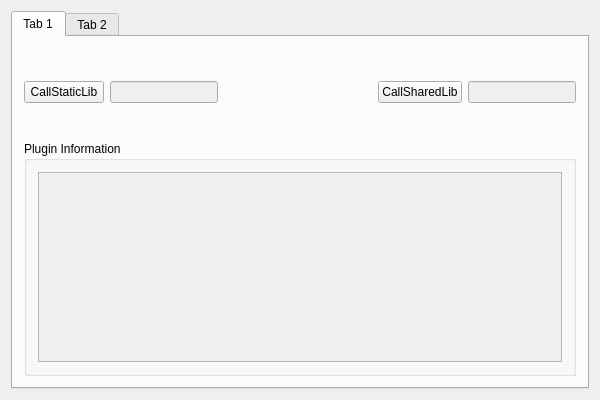
First picture: the form in mainWin/widget.ui, repository WelinLee/qt_pattern, before the edit.
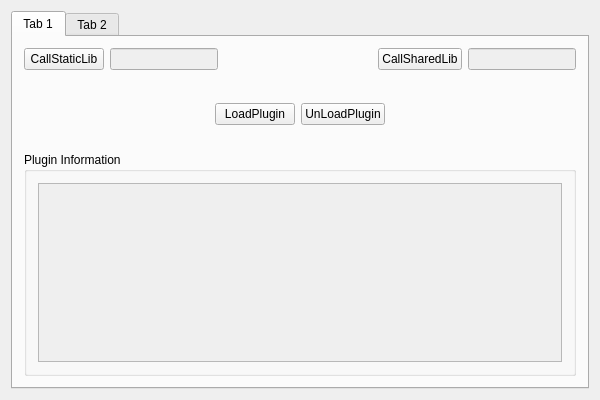
Second picture: the form after the edit.

Diff of the .ui file:
```diff
--- a/mainWin/widget.ui
+++ b/mainWin/widget.ui
@@ -23,20 +23,9 @@
       <attribute name="title">
        <string>Tab 1</string>
       </attribute>
+      <layout class="QVBoxLayout" name="verticalLayout_4">
+       <item>
       <layout class="QVBoxLayout" name="verticalLayout_3">
-       <item>
-        <spacer name="verticalSpacer">
-         <property name="orientation">
-          <enum>Qt::Vertical</enum>
-         </property>
-         <property name="sizeHint" stdset="0">
-          <size>
-           <width>20</width>
-           <height>35</height>
-          </size>
-         </property>
-        </spacer>
-       </item>
        <item>
         <layout class="QHBoxLayout" name="horizontalLayout_3">
          <item>
@@ -101,7 +90,64 @@
          <property name="sizeHint" stdset="0">
           <size>
            <width>20</width>
-           <height>34</height>
+             <height>40</height>
+            </size>
+           </property>
+          </spacer>
+         </item>
+         <item>
+          <layout class="QHBoxLayout" name="horizontalLayout_4">
+           <item>
+            <spacer name="horizontalSpacer_2">
+             <property name="orientation">
+              <enum>Qt::Horizontal</enum>
+             </property>
+             <property name="sizeHint" stdset="0">
+              <size>
+               <width>40</width>
+               <height>20</height>
+              </size>
+             </property>
+            </spacer>
+           </item>
+           <item>
+            <widget class="QPushButton" name="pushButton_load">
+             <property name="text">
+              <string>LoadPlugin</string>
+             </property>
+            </widget>
+           </item>
+           <item>
+            <widget class="QPushButton" name="pushButton_unload">
+             <property name="text">
+              <string>UnLoadPlugin</string>
+             </property>
+            </widget>
+           </item>
+           <item>
+            <spacer name="horizontalSpacer_3">
+             <property name="orientation">
+              <enum>Qt::Horizontal</enum>
+             </property>
+             <property name="sizeHint" stdset="0">
+              <size>
+               <width>40</width>
+               <height>20</height>
+              </size>
+             </property>
+            </spacer>
+           </item>
+          </layout>
+         </item>
+         <item>
+          <spacer name="verticalSpacer">
+           <property name="orientation">
+            <enum>Qt::Vertical</enum>
+           </property>
+           <property name="sizeHint" stdset="0">
+            <size>
+             <width>20</width>
+             <height>35</height>
           </size>
          </property>
         </spacer>
@@ -130,6 +176,8 @@
         </widget>
        </item>
       </layout>
+       </item>
+      </layout>
      </widget>
      <widget class="QWidget" name="tab_2">
       <attribute name="title">
```
Left out of the diff: 5 changed lines with no effect on the pictures. Lines whose indentation alone changed are shown as unchanged.
